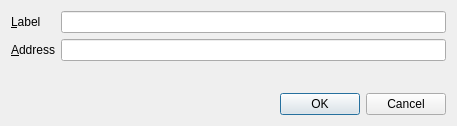
Old version of the form src/qt/forms/editaddressdialog.ui in the repository talkcoin/talkcoin-wallet.
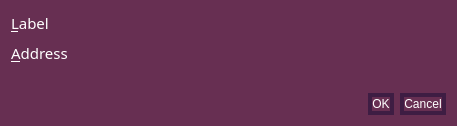
New version of the form.

Patch:
```diff
--- a/src/qt/forms/editaddressdialog.ui
+++ b/src/qt/forms/editaddressdialog.ui
@@ -10,9 +10,19 @@
     <height>126</height>
    </rect>
   </property>
+  <property name="font">
+   <font>
+    <family>Gill Sans MT</family>
+    <pointsize>11</pointsize>
+   </font>
+  </property>
   <property name="windowTitle">
    <string>Edit Address</string>
   </property>
+  <property name="styleSheet">
+   <string notr="true">background-color: rgb(103, 47, 82);
+color: rgb(255, 255, 255);</string>
+  </property>
   <layout class="QVBoxLayout" name="verticalLayout">
    <item>
     <layout class="QFormLayout" name="formLayout">
@@ -21,6 +31,18 @@
      </property>
      <item row="0" column="0">
       <widget class="QLabel" name="label">
+       <property name="styleSheet">
+        <string notr="true">
+QToolTip {
+     color: white;
+     font-size:9pt;font-family:'Gill Sans MT';
+     border: 4px solid ;
+     border-radius: 13px;
+     opacity: 700;
+     border-color: rgb(89,38,68);
+     background-color: rgb(62,29,67);
+ }</string>
+       </property>
        <property name="text">
         <string>&amp;Label</string>
        </property>
@@ -34,10 +56,42 @@
        <property name="toolTip">
         <string>The label associated with this address book entry</string>
        </property>
+       <property name="styleSheet">
+        <string notr="true">QLineEdit {
+background-color: rgb(103, 47, 82);
+border-color:rgb(255,255,255);
+border-width: 2px;
+color: rgb(255, 255, 255);
+}
+QToolTip {
+     color: white;
+     font-size:9pt;font-family:'Gill Sans MT';
+     border: 4px solid ;
+     border-radius: 13px;
+     opacity: 700;
+     border-color: rgb(89,38,68);
+     background-color: rgb(62,29,67);
+ }</string>
+       </property>
+       <property name="frame">
+        <bool>false</bool>
+       </property>
       </widget>
      </item>
      <item row="1" column="0">
       <widget class="QLabel" name="label_2">
+       <property name="styleSheet">
+        <string notr="true">
+QToolTip {
+     color: white;
+     font-size:9pt;font-family:'Gill Sans MT';
+     border: 4px solid ;
+     border-radius: 13px;
+     opacity: 700;
+     border-color: rgb(89,38,68);
+     background-color: rgb(62,29,67);
+ }</string>
+       </property>
        <property name="text">
         <string>&amp;Address</string>
        </property>
@@ -51,12 +105,38 @@
        <property name="toolTip">
         <string>The address associated with this address book entry. This can only be modified for sending addresses.</string>
        </property>
+       <property name="styleSheet">
+        <string notr="true">QLineEdit {
+background-color: rgb(103, 47, 82);
+border-color:rgb(255,255,255);
+border-width: 2px;
+color: rgb(255, 255, 255);
+}
+QToolTip {
+     color: white;
+     font-size:9pt;font-family:'Gill Sans MT';
+     border: 4px solid ;
+     border-radius: 13px;
+     opacity: 700;
+     border-color: rgb(89,38,68);
+     background-color: rgb(62,29,67);
+ }</string>
+       </property>
+       <property name="frame">
+        <bool>false</bool>
+       </property>
       </widget>
      </item>
     </layout>
    </item>
    <item>
     <widget class="QDialogButtonBox" name="buttonBox">
+     <property name="styleSheet">
+      <string notr="true">QPushButton{
+border: 4px solid;
+border-radius: 13px;
+border-color: rgb(62,29,67);}</string>
+     </property>
      <property name="orientation">
       <enum>Qt::Horizontal</enum>
      </property>
```
